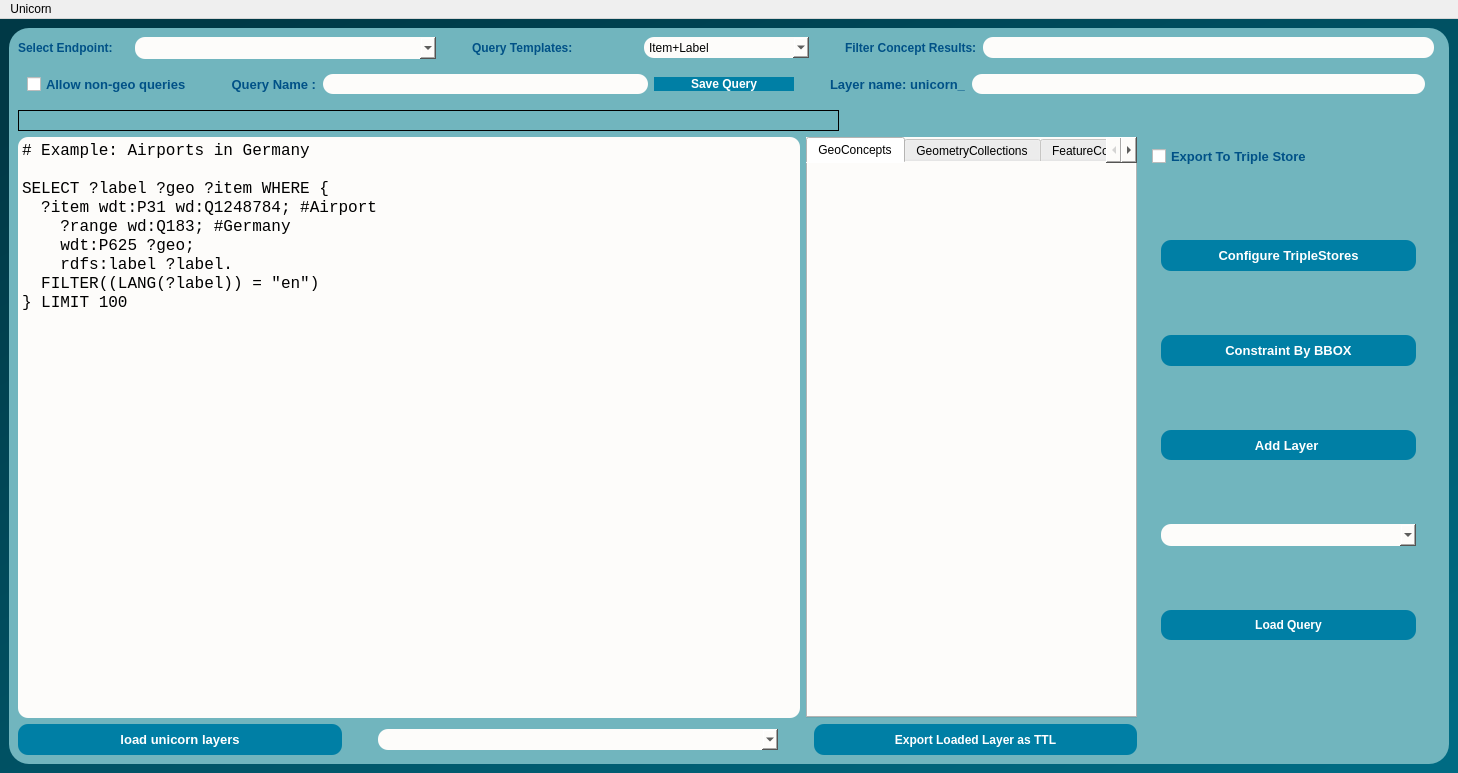
First picture: the form in dialogs/ui/sparql_unicorn_dialog_base.ui, repository Cprudhomme/SpaLOD_qgis_plugin, before the edit.
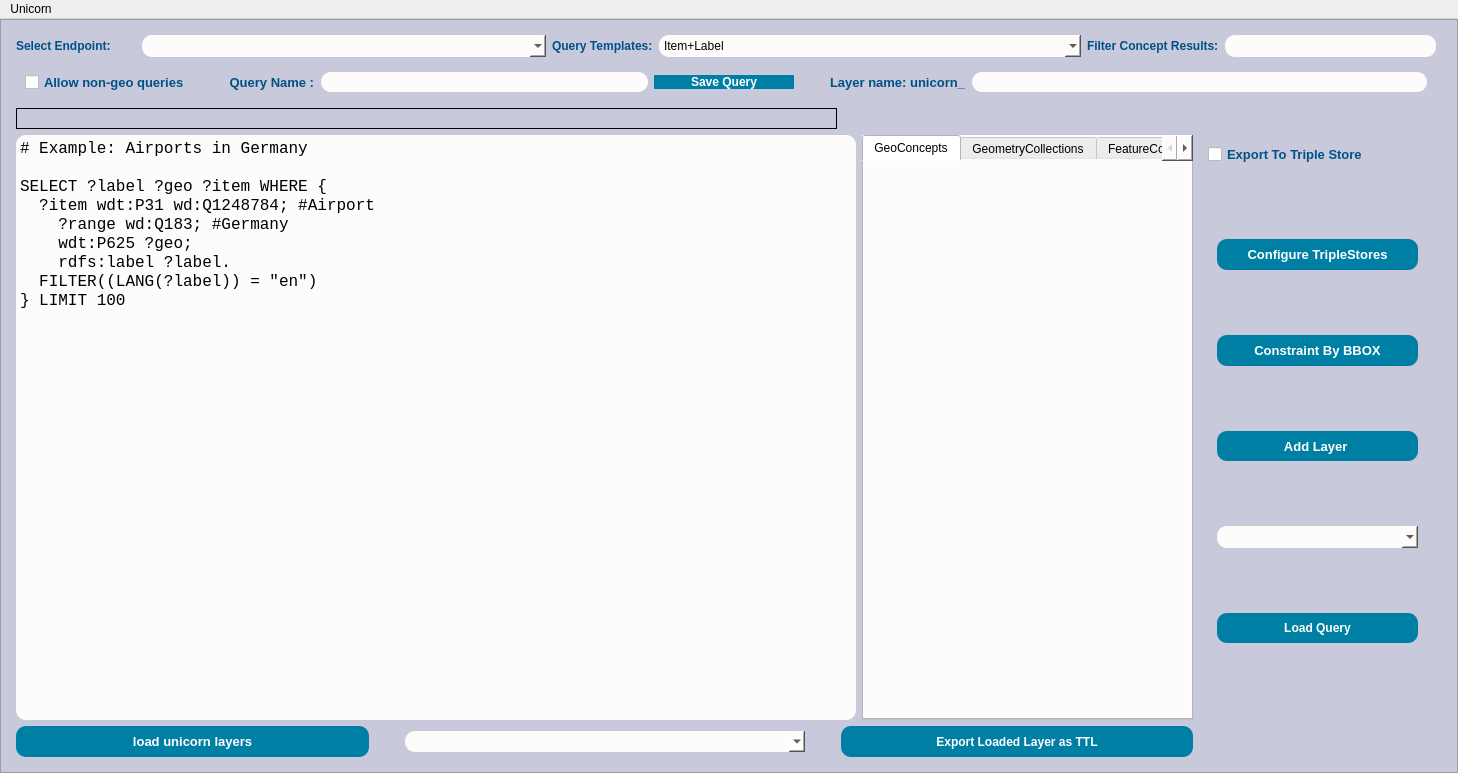
Second picture: the form after the edit.

What changed in the file:
```diff
--- a/dialogs/ui/sparql_unicorn_dialog_base.ui
+++ b/dialogs/ui/sparql_unicorn_dialog_base.ui
@@ -29,13 +29,28 @@
 </string>
    </property>
    <layout class="QGridLayout" name="gridLayout_4">
+    <property name="leftMargin">
+     <number>0</number>
+    </property>
+    <property name="topMargin">
+     <number>0</number>
+    </property>
+    <property name="rightMargin">
+     <number>0</number>
+    </property>
+    <property name="bottomMargin">
+     <number>0</number>
+    </property>
+    <property name="horizontalSpacing">
+     <number>0</number>
+    </property>
     <item row="1" column="0">
      <widget class="QFrame" name="query_page_frame">
       <property name="styleSheet">
        <string notr="true">QObject#query_page_frame{
-	background-color:qlineargradient(spread:pad, x1:0, y1:0, x2:1, y2:1, stop:0.0113636 rgba(113, 181, 190, 255));
+	background-color:rgb(200, 201, 219);
 	
-border-radius:20px;}
+}
 
 
 
@@ -48,6 +63,18 @@
        <enum>QFrame::Raised</enum>
       </property>
       <layout class="QGridLayout" name="gridLayout">
+       <property name="leftMargin">
+        <number>15</number>
+       </property>
+       <property name="topMargin">
+        <number>15</number>
+       </property>
+       <property name="rightMargin">
+        <number>15</number>
+       </property>
+       <property name="bottomMargin">
+        <number>15</number>
+       </property>
        <item row="3" column="0" colspan="2">
         <widget class="QLabel" name="errorLabel">
          <property name="minimumSize">
@@ -73,7 +100,7 @@
        <item row="0" column="1">
         <layout class="QHBoxLayout" name="horizontalLayout_4">
          <property name="rightMargin">
-          <number>30</number>
+          <number>0</number>
          </property>
          <item>
           <widget class="QLabel" name="label_11">
@@ -86,7 +113,7 @@
            <property name="maximumSize">
             <size>
              <width>16777215</width>
-             <height>16</height>
+             <height>999</height>
             </size>
            </property>
            <property name="font">
@@ -105,10 +132,16 @@
          </item>
          <item>
           <widget class="QComboBox" name="queryTemplates">
+           <property name="sizePolicy">
+            <sizepolicy hsizetype="Expanding" vsizetype="Fixed">
+             <horstretch>0</horstretch>
+             <verstretch>0</verstretch>
+            </sizepolicy>
+           </property>
            <property name="minimumSize">
             <size>
              <width>131</width>
-             <height>21</height>
+             <height>22</height>
             </size>
            </property>
            <property name="cursor">
@@ -615,19 +648,25 @@
        <item row="0" column="0">
         <layout class="QHBoxLayout" name="horizontalLayout_6">
          <property name="rightMargin">
-          <number>30</number>
+          <number>0</number>
          </property>
          <item>
           <widget class="QLabel" name="label_2">
+           <property name="sizePolicy">
+            <sizepolicy hsizetype="Preferred" vsizetype="Preferred">
+             <horstretch>0</horstretch>
+             <verstretch>0</verstretch>
+            </sizepolicy>
+           </property>
            <property name="minimumSize">
             <size>
-             <width>111</width>
+             <width>120</width>
              <height>20</height>
             </size>
            </property>
            <property name="maximumSize">
             <size>
-             <width>111</width>
+             <width>999</width>
              <height>20</height>
             </size>
            </property>
@@ -647,15 +686,15 @@
          </item>
          <item>
           <widget class="QComboBox" name="endpointCB">
-           <property name="minimumSize">
-            <size>
-             <width>301</width>
-             <height>22</height>
-            </size>
+           <property name="sizePolicy">
+            <sizepolicy hsizetype="Expanding" vsizetype="Fixed">
+             <horstretch>0</horstretch>
+             <verstretch>0</verstretch>
+            </sizepolicy>
            </property>
-           <property name="maximumSize">
+           <property name="minimumSize">
             <size>
-             <width>301</width>
+             <width>0</width>
              <height>22</height>
             </size>
            </property>
@@ -838,7 +877,7 @@
            <property name="minimumSize">
             <size>
              <width>211</width>
-             <height>21</height>
+             <height>22</height>
             </size>
            </property>
            <property name="styleSheet">
```
